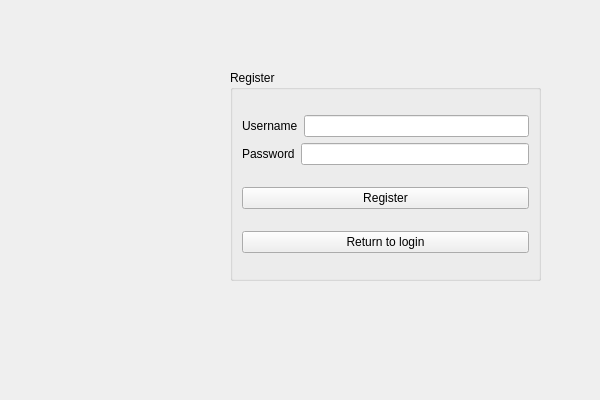
Above: OneDrive/onedrive_register.ui from radusalex1/OneDriveProject before the change. Below: the same form after it.
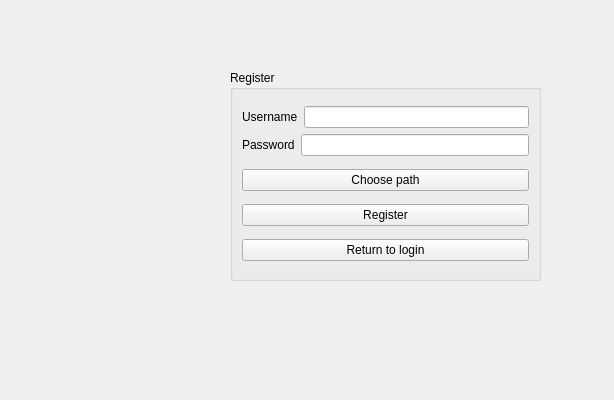
That is the form after the change.

Commit message: [ADD] new add path button to register window

Diff of the .ui file:
```diff
--- a/OneDrive/onedrive_register.ui
+++ b/OneDrive/onedrive_register.ui
@@ -6,7 +6,7 @@
    <rect>
     <x>0</x>
     <y>0</y>
-    <width>600</width>
+    <width>614</width>
     <height>400</height>
    </rect>
   </property>
@@ -62,6 +62,13 @@
       </item>
      </layout>
     </item>
+    <item>
+     <widget class="QPushButton" name="pushButton_ChoosePath">
+      <property name="text">
+       <string>Choose path</string>
+      </property>
+     </widget>
+    </item>
     <item>
      <widget class="QPushButton" name="pushButton_registerMethod">
       <property name="text">
```
The commit also changes 1 other file.
